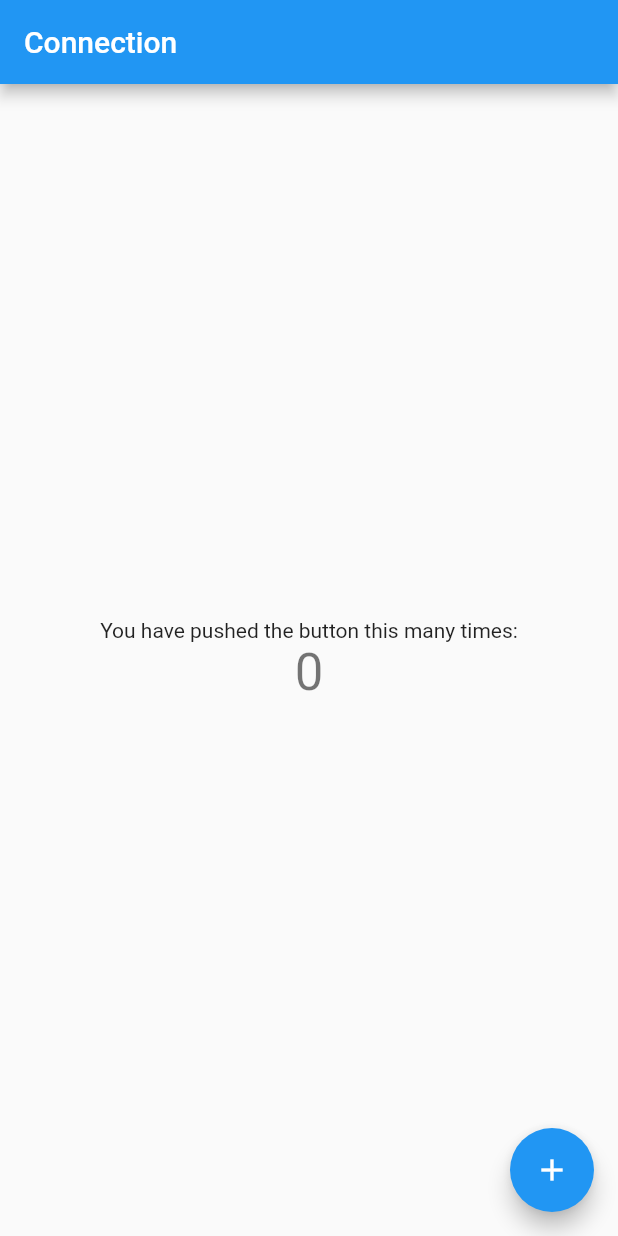
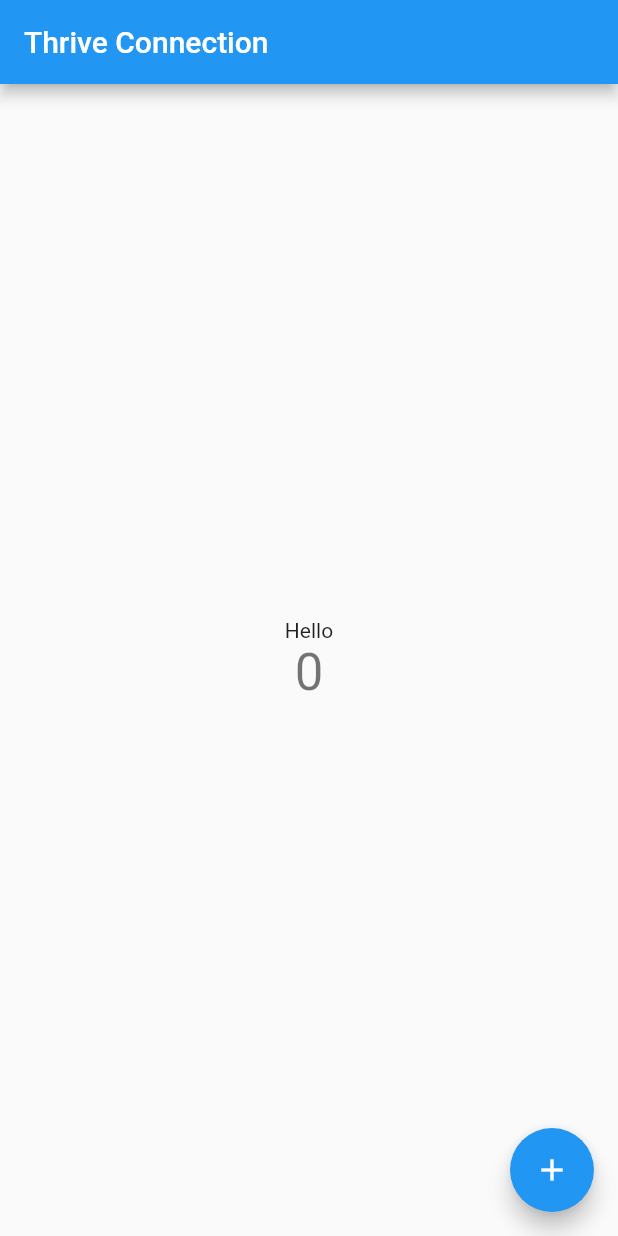
Before and after one commit to antwonlee/flutter-playground, a Flutter app: the screen it shows after launch, on a phone screen of 412 x 824 dp. Run offline on Flutter 3.47's test engine with Material 2 defaults, Android fonts, the phone set to English and light mode, and no system bars.

Commit message:
Update text

```diff
--- a/flutter_demo/lib/main.dart
+++ b/flutter_demo/lib/main.dart
@@ -20,7 +20,7 @@ class MyApp extends StatelessWidget {
         // is not restarted.
         primarySwatch: Colors.blue,
       ),
-      home: MyHomePage(title: 'Connection'),
+      home: MyHomePage(title: 'Thrive Connection'),
     );
   }
 }
@@ -92,7 +92,7 @@ class _MyHomePageState extends State<MyHomePage> {
           mainAxisAlignment: MainAxisAlignment.center,
           children: <Widget>[
             Text(
-              'You have pushed the button this many times:',
+              'Hello',
             ),
             Text(
               '$_counter',
```
